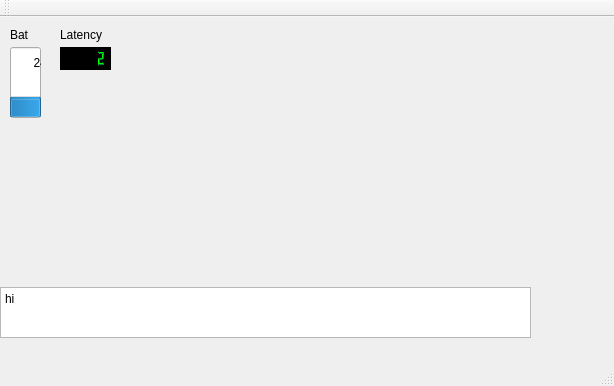
Old version of the form src/mainwindow.ui in the repository esanbock/joyfly-cpp.
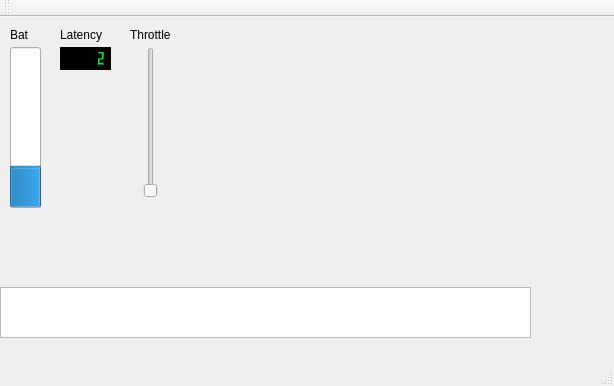
New version of the form.

Patch:
```diff
--- a/src/mainwindow.ui
+++ b/src/mainwindow.ui
@@ -26,10 +26,6 @@
     <property name="readOnly">
      <bool>false</bool>
     </property>
-    <property name="plainText">
-     <string>hi
-</string>
-    </property>
    </widget>
    <widget class="QLabel" name="label">
     <property name="geometry">
@@ -50,7 +46,7 @@
       <x>10</x>
       <y>30</y>
       <width>31</width>
-      <height>71</height>
+      <height>161</height>
      </rect>
     </property>
     <property name="sizePolicy">
@@ -276,6 +272,35 @@
      <string>Latency</string>
     </property>
    </widget>
+   <widget class="QSlider" name="throttleControl">
+    <property name="geometry">
+     <rect>
+      <x>140</x>
+      <y>30</y>
+      <width>22</width>
+      <height>151</height>
+     </rect>
+    </property>
+    <property name="maximum">
+     <number>1024</number>
+    </property>
+    <property name="orientation">
+     <enum>Qt::Vertical</enum>
+    </property>
+   </widget>
+   <widget class="QLabel" name="label_3">
+    <property name="geometry">
+     <rect>
+      <x>130</x>
+      <y>10</y>
+      <width>51</width>
+      <height>16</height>
+     </rect>
+    </property>
+    <property name="text">
+     <string>Throttle</string>
+    </property>
+   </widget>
   </widget>
   <widget class="QMenuBar" name="menuBar">
    <property name="geometry">
```
